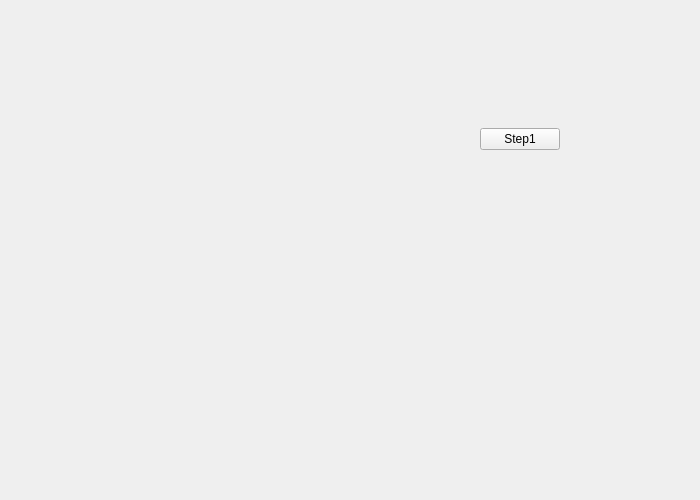
This is Step1.ui in albert2lyu/QualityFunctionDeployment as Qt 5 draws it before an edit. The edited form follows.
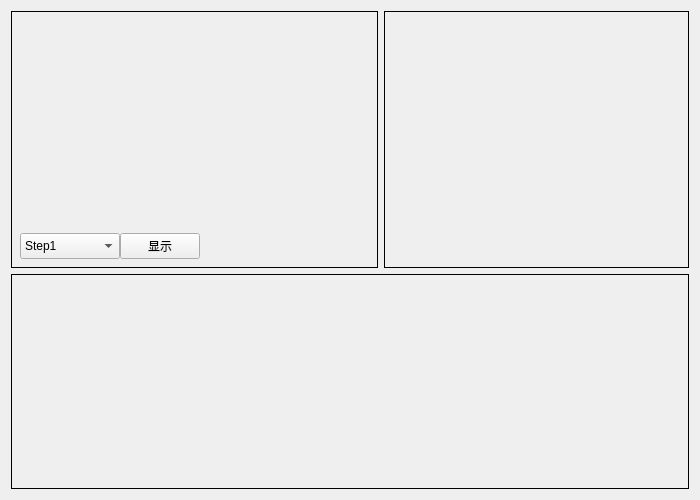
This is the edited form. Icons and pictures are not drawn.

The edit to the form file:
```diff
--- a/Step1.ui
+++ b/Step1.ui
@@ -42,6 +42,9 @@
          <height>200</height>
         </size>
        </property>
+       <property name="styleSheet">
+        <string notr="true">#widget{border:1px solid black}</string>
+       </property>
        <layout class="QVBoxLayout" name="verticalLayout_3">
         <item>
          <widget class="QWidget" name="widget_2" native="true">
@@ -58,44 +61,90 @@
            </size>
           </property>
           <property name="styleSheet">
-           <string notr="true">image: url(:/image/back.png);</string>
+           <string notr="true">image: url(:/image/back.png);
+border-color: rgb(0, 0, 0);border:1px;</string>
           </property>
          </widget>
         </item>
-       </layout>
-      </widget>
-     </item>
      <item>
-      <widget class="QStackedWidget" name="stackedWidget">
+         <layout class="QHBoxLayout" name="horizontalLayout_3">
+          <property name="spacing">
+           <number>0</number>
+          </property>
+          <item>
+           <widget class="QComboBox" name="comboBox">
        <property name="sizePolicy">
-        <sizepolicy hsizetype="Minimum" vsizetype="Preferred">
+             <sizepolicy hsizetype="Expanding" vsizetype="Fixed">
          <horstretch>0</horstretch>
          <verstretch>0</verstretch>
         </sizepolicy>
        </property>
+            <property name="maximumSize">
+             <size>
+              <width>100</width>
+              <height>30</height>
+             </size>
+            </property>
+            <item>
+             <property name="text">
+              <string>Step1</string>
+             </property>
+            </item>
+           </widget>
+          </item>
+          <item>
+           <widget class="QPushButton" name="pushButton_3">
+            <property name="text">
+             <string>显示</string>
+            </property>
+           </widget>
+          </item>
+          <item>
+           <spacer name="horizontalSpacer">
+            <property name="orientation">
+             <enum>Qt::Horizontal</enum>
+            </property>
+            <property name="sizeHint" stdset="0">
+             <size>
+              <width>40</width>
+              <height>20</height>
+             </size>
+            </property>
+           </spacer>
+          </item>
+         </layout>
+        </item>
+       </layout>
+      </widget>
+     </item>
+     <item>
+      <widget class="QWidget" name="widget_3" native="true">
        <property name="minimumSize">
         <size>
-         <width>0</width>
+         <width>300</width>
          <height>0</height>
         </size>
        </property>
-       <property name="currentIndex">
-        <number>0</number>
-       </property>
-       <widget class="QWidget" name="page">
-        <layout class="QGridLayout" name="gridLayout" rowstretch="3" columnstretch="2">
-         <item row="0" column="0">
           <layout class="QVBoxLayout" name="verticalLayout_2">
+        <property name="spacing">
+         <number>0</number>
+        </property>
            <property name="leftMargin">
-            <number>120</number>
+         <number>0</number>
+        </property>
+        <property name="topMargin">
+         <number>0</number>
            </property>
            <property name="rightMargin">
-            <number>120</number>
+         <number>0</number>
+        </property>
+        <property name="bottomMargin">
+         <number>0</number>
            </property>
            <item>
-            <widget class="QPushButton" name="pushButton">
+         <widget class="QStackedWidget" name="stackedWidget">
              <property name="sizePolicy">
-              <sizepolicy hsizetype="Preferred" vsizetype="Fixed">
+           <sizepolicy hsizetype="Minimum" vsizetype="Preferred">
                <horstretch>0</horstretch>
                <verstretch>0</verstretch>
               </sizepolicy>
@@ -106,19 +155,20 @@
                <height>0</height>
               </size>
              </property>
-             <property name="text">
-              <string>Step1</string>
-             </property>
-            </widget>
-           </item>
-          </layout>
-         </item>
-        </layout>
-       </widget>
+          <property name="styleSheet">
+           <string notr="true">#stackedWidget{border:1px solid black}</string>
+          </property>
+          <property name="currentIndex">
+           <number>0</number>
+          </property>
+          <widget class="QWidget" name="page"/>
        <widget class="QWidget" name="page_2"/>
       </widget>
      </item>
     </layout>
+      </widget>
+     </item>
+    </layout>
    </item>
    <item>
     <widget class="QStackedWidget" name="stackedWidget_2">
@@ -134,6 +184,9 @@
        <height>200</height>
       </size>
      </property>
+     <property name="styleSheet">
+      <string notr="true">#stackedWidget_2{border:1px solid black}</string>
+     </property>
      <widget class="QWidget" name="page_3">
       <layout class="QGridLayout" name="gridLayout_2">
        <property name="leftMargin">
```
Lines whose indentation alone changed are shown as unchanged.
